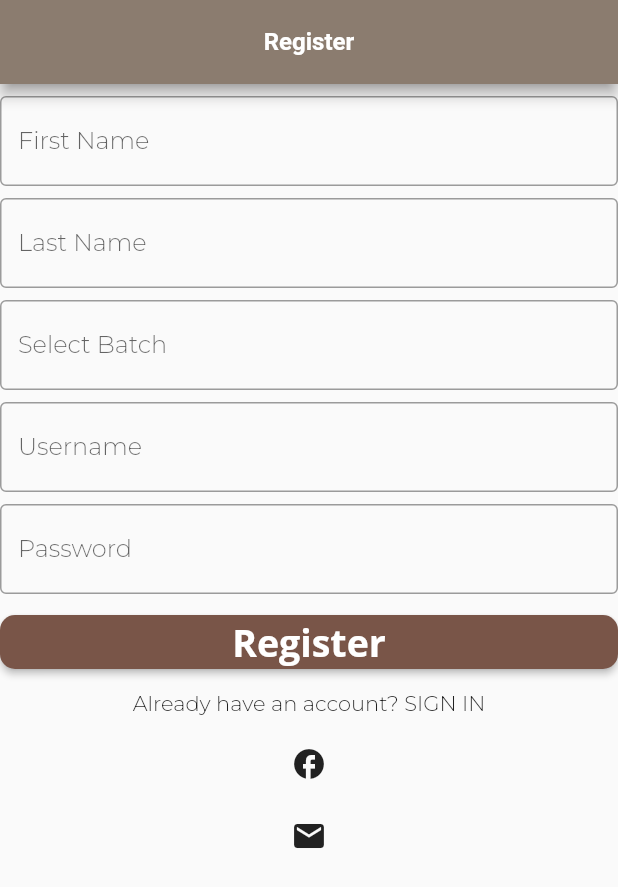
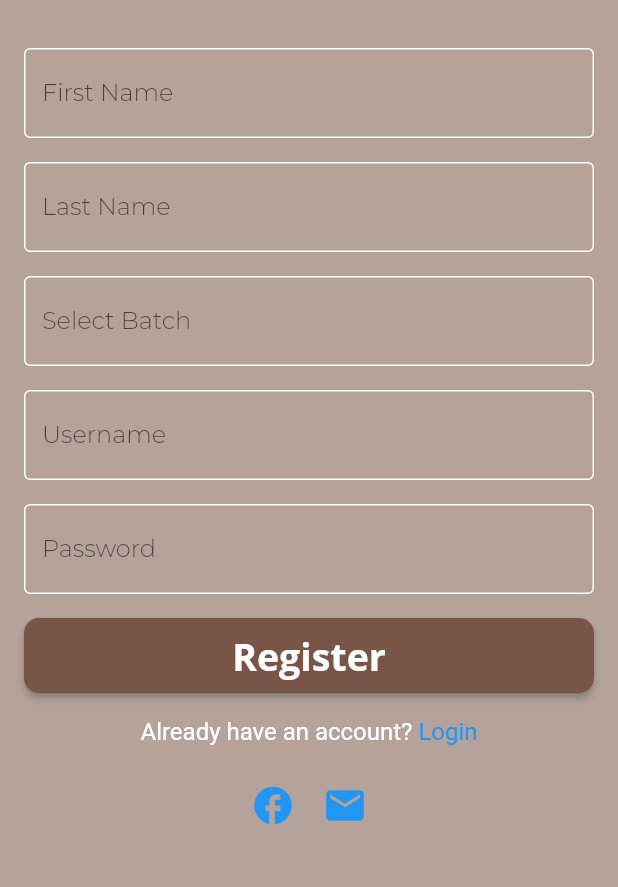
Before and after one commit to kriipa/flutter-Try, a Flutter app: the screen it shows after launch, on a phone screen of 412 x 824 dp. Shown: the top 887 px of the screen. Run offline on Flutter 3.47's test engine with Material 2 defaults, Android fonts, the phone set to English and light mode, and no system bars.

Commit message:
text fields

```diff
--- a/lib/screen/login_screen.dart
+++ b/lib/screen/login_screen.dart
@@ -18,7 +18,7 @@ class _LoginPageScreenState extends State<LoginPageScreen> {
       body: SafeArea(
         child: SingleChildScrollView(
           child: Padding(
-            padding: const EdgeInsets.all(8.0),
+            padding: const EdgeInsets.all(16.0),
             child: Column(
               mainAxisAlignment: MainAxisAlignment.center,
               children: [
@@ -28,17 +28,27 @@ class _LoginPageScreenState extends State<LoginPageScreen> {
                   height: 500,
                 ),
                 _gap,
-                const Text('Login'),
+                const Text('Login',
+                style: TextStyle(
+                  fontSize: 22,
+                  fontWeight: FontWeight.bold,
+                  color: Colors.black,
+                ),
+                ),
+                const SizedBox(
+                  height: 8,
+                ),
                 TextFormField(
                   decoration: const InputDecoration(
+                    fillColor: Colors.grey,
                     border: OutlineInputBorder(
                       borderRadius: BorderRadius.all(
                         Radius.circular(6),
                       ),
                     ),
-                    enabledBorder: OutlineInputBorder(
-                      borderSide: BorderSide(color: Colors.blueGrey),
-                    ),
+                    // enabledBorder: OutlineInputBorder(
+                    //   borderSide: BorderSide(color: Colors.blueGrey),
+                    // ),
                   ),
                 ),
                 const SizedBox(
@@ -46,6 +56,8 @@ class _LoginPageScreenState extends State<LoginPageScreen> {
                 ),
                 TextFormField(
                   decoration: const InputDecoration(
+                    hintText: 'Password',
+
                     border: OutlineInputBorder(
                       borderRadius: BorderRadius.all(
                         Radius.circular(6),
@@ -94,8 +106,13 @@ class _LoginPageScreenState extends State<LoginPageScreen> {
                 ),
                 const Text("Don't have an account? SIGN UP"),
 
-                IconButton(onPressed: () {}, icon: const Icon(Icons.facebook)),
-                IconButton(onPressed: () {}, icon: const Icon(Icons.mail)),
+                Row(
+                    mainAxisAlignment: MainAxisAlignment.center,
+                    children: [
+                      IconButton(onPressed: () {}, icon: const Icon(Icons.facebook)),
+                      IconButton(onPressed: () {}, icon: const Icon(Icons.mail)),
+                    ],
+                  ),
               ],
             ),
           ),
--- a/lib/screen/register_screen.dart
+++ b/lib/screen/register_screen.dart
@@ -4,19 +4,23 @@ import 'package:flutter/material.dart';
 
 class RegisterScreen extends StatelessWidget {
   final gap = const SizedBox(
-    height: 8,
+    height: 16,
   );
   const RegisterScreen({super.key});
 
   @override
   Widget build(BuildContext context) {
     return Scaffold(
-      appBar: AppBar(
-          title: const Text('Register'),
-          // backgroundColor: const Color.fromARGB(255, 178, 145, 105),
-        ),
       // backgroundColor: const Color.fromARGB(255, 100, 122, 110),
       body: SafeArea(
+        child: SingleChildScrollView(
+          child: Container(
+              // decoration: const BoxDecoration(
+              //   image: DecorationImage(image:  AssetImage('assets/images/image1.jpg'),
+              //   ),
+              // ),
+              child: Padding(
+            padding: const EdgeInsets.all(16.0),
             child: Column(
               children: [
                 gap,
@@ -24,6 +28,10 @@ class RegisterScreen extends StatelessWidget {
                   decoration: const InputDecoration(
                     hintText: 'First Name',
                     border: OutlineInputBorder(),
+                    enabledBorder: OutlineInputBorder(
+                      borderSide: BorderSide(
+                          width: 1, color: Color.fromARGB(255, 255, 255, 255)),
+                    ),
                   ),
                 ),
                 gap,
@@ -31,6 +39,10 @@ class RegisterScreen extends StatelessWidget {
                   decoration: const InputDecoration(
                     hintText: 'Last Name',
                     border: OutlineInputBorder(),
+                    enabledBorder: OutlineInputBorder(
+                      borderSide: BorderSide(
+                          width: 1, color: Color.fromARGB(255, 255, 255, 255)),
+                    ),
                   ),
                 ),
                 gap,
@@ -38,6 +50,10 @@ class RegisterScreen extends StatelessWidget {
                   decoration: const InputDecoration(
                     hintText: 'Select Batch',
                     border: OutlineInputBorder(),
+                    enabledBorder: OutlineInputBorder(
+                      borderSide: BorderSide(
+                          width: 1, color: Color.fromARGB(255, 255, 255, 255)),
+                    ),
                   ),
                 ),
 
@@ -46,6 +62,10 @@ class RegisterScreen extends StatelessWidget {
                   decoration: const InputDecoration(
                     hintText: 'Username',
                     border: OutlineInputBorder(),
+                    enabledBorder: OutlineInputBorder(
+                      borderSide: BorderSide(
+                          width: 1, color: Color.fromARGB(255, 255, 255, 255)),
+                    ),
                   ),
                 ),
                 gap,
@@ -53,32 +73,61 @@ class RegisterScreen extends StatelessWidget {
                   decoration: const InputDecoration(
                     hintText: 'Password',
                     border: OutlineInputBorder(),
+                    enabledBorder: OutlineInputBorder(
+                      borderSide: BorderSide(
+                          width: 1, color: Color.fromARGB(255, 255, 255, 255)),
+                    ),
                   ),
                 ),
                 gap,
                 //buttons
                 SizedBox(
                   width: double.infinity,
+                  height: 50,
                   child: ElevatedButton(
-
                     onPressed: () {},
                     style: ElevatedButton.styleFrom(
-
                       shape: RoundedRectangleBorder(
-                      borderRadius: BorderRadius.circular(10)
-                    ),
+                          borderRadius: BorderRadius.circular(10)),
                     ),
                     child: const Text('Register'),
                   ),
                 ),
                 gap,
-              const Text("Already have an account? SIGN IN"),
+                Padding(
+                  padding: const EdgeInsets.symmetric(horizontal: 50),
+                  child: RichText(
+                    text: const TextSpan(
+                        text: "Already have an account? ",
+                        style: TextStyle(color: Color.fromARGB(255, 255, 255, 255), fontSize: 16),
+                        children: [
+                          TextSpan(
+                            text: "Login",
+                            style: TextStyle(color: Colors.blue),
+                          )
+                        ]),
+                  ),
+                ),
 
                 gap,
 
-              IconButton(onPressed: () {}, icon: const Icon(Icons.facebook)),
-              IconButton(onPressed: () {}, icon: const Icon(Icons.mail)),
+                Row(
+                  mainAxisAlignment: MainAxisAlignment.center,
+                  children: [
+                    IconButton(
+                      onPressed: () {},
+                      icon: const Icon(Icons.facebook,
+                          color: Colors.blue, size: 30),
+                    ),
+                    IconButton(
+                        onPressed: () {},
+                        icon: const Icon(Icons.mail,
+                            color: Colors.blue, size: 30)),
                   ],
+                ),
+              ],
+            ),
+          )),
         ),
       ),
     );
--- a/lib/theme/theme_data.dart
+++ b/lib/theme/theme_data.dart
@@ -17,7 +17,7 @@ ThemeData getApplicationTheme() {
     ),
         // primarySwatch: Colors.orangeAccent,
     primarySwatch:Colors.brown,
-        // scaffoldBackgroundColor: const Color.fromARGB(255, 217, 230, 218),
+        scaffoldBackgroundColor:  Color.fromARGB(255, 180, 162, 155),
     fontFamily: 'Montserrat Light',
 
         elevatedButtonTheme: ElevatedButtonThemeData(
```
Also changed, not shown: pubspec.yaml (+4 -3 lines), assets/images/image1.jpg (added), assets/images/image2.jpg (added), pubspec.lock. Lines whose indentation alone changed are shown as unchanged.
